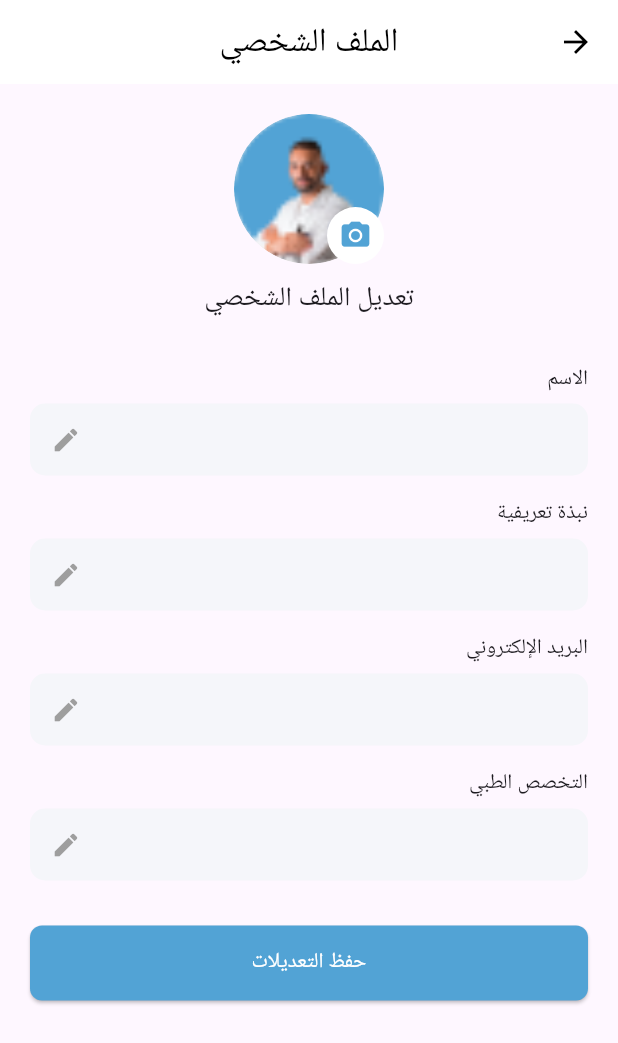
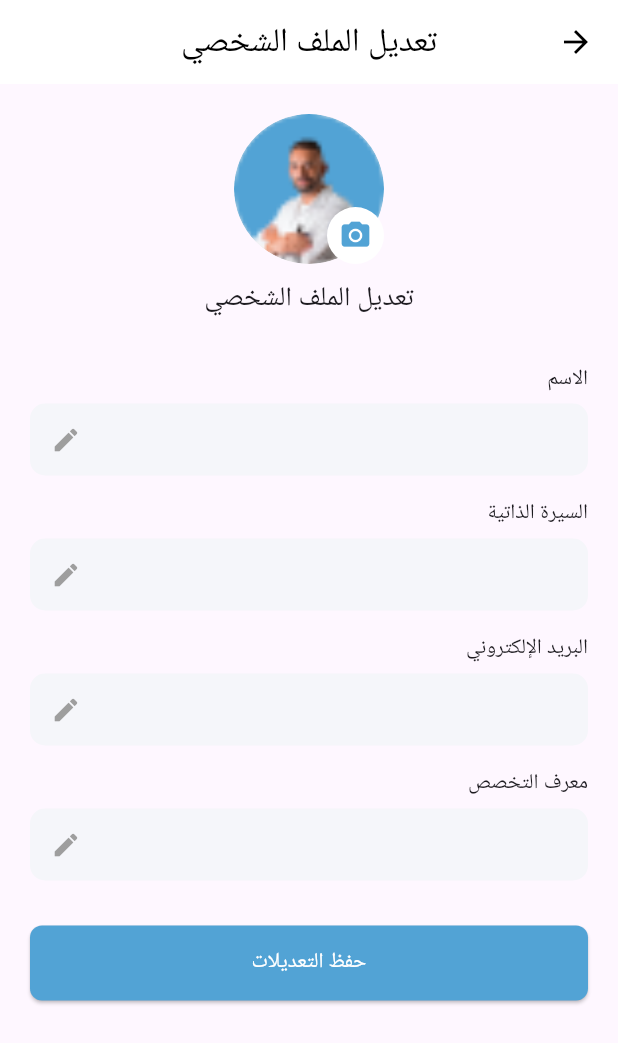
Before and after one commit to AlBaraaSobh/Shaty_AI, a Flutter app: the EditDoctorProfileScreen screen opened by its route, on a phone screen of 412 x 824 dp. Shown: the top 1043 px of the screen. Run offline on Flutter 3.47's test engine with Material 3 defaults, Android fonts, the phone set to English and light mode, and no system bars; our stand-ins replace dio, flutter_bloc, flutter_dotenv, fluttertoast, image_picker, pin_code_fields and 3 more; accounts and stored records are empty; generated files the repository leaves out were written again.

Commit message:
Enhance tips logic, update UI in profile and saved articles screens

```diff
--- a/lib/features/doctor/cubit/tips_cubit.dart
+++ b/lib/features/doctor/cubit/tips_cubit.dart
@@ -64,7 +64,7 @@ class TipsCubit extends Cubit<TipsState> {
       final tipsList = await tipsRepository.getTips();
       if (tipsList.isEmpty) {
         emit(state.copyWith(
-            isLoading: false, tips: [], successMessage: 'لا توجد نصائح اليوم'));
+            isLoading: false, tips: tipsList,));
       } else {
         emit(state.copyWith(
           isLoading: false,
--- a/lib/features/doctor/widget/posts_section.dart
+++ b/lib/features/doctor/widget/posts_section.dart
@@ -47,7 +47,7 @@ class PostsSection extends StatelessWidget {
 
               // تحميل الصفحة الأولى
               if (state.isLoading && articles.isEmpty) {
-                return const Center(child: LinearProgressIndicator());
+                return const Center(child: CircularProgressIndicator());
               }
 
               // تحميل المزيد (الصفحة التالية)
--- a/lib/features/doctor/widget/tips_section.dart
+++ b/lib/features/doctor/widget/tips_section.dart
@@ -26,6 +26,8 @@ class _TipsSectionState extends State<TipsSection> {
           context.read<TipsCubit>().clearMessages();
         } else if (state.failureMessage != null) {
           Helpers.showToast(message: state.failureMessage!);
+          context.read<TipsCubit>().clearMessages();
+
         }
       },
       builder: (context, state) {
--- a/lib/features/shared/settings/screen/edit_doctor_profile_screen.dart
+++ b/lib/features/shared/settings/screen/edit_doctor_profile_screen.dart
@@ -8,6 +8,8 @@ import 'package:shaty/features/doctor/cubit/doctor_profile_cubit.dart';
 import 'package:shaty/features/shared/settings/cubit/edit_profile_cubit.dart';
 import 'package:shaty/shared/widgets/primary_button%20.dart';
 import '../cubit/edit_profile_state.dart';
+import 'package:shaty/core/localization/localization_extension.dart';
+
 
 class EditDoctorProfileScreen extends StatefulWidget {
   const EditDoctorProfileScreen({super.key});
@@ -55,8 +57,7 @@ class _EditDoctorProfileScreenState extends State<EditDoctorProfileScreen> {
             elevation: 0,
             leading: const BackButton(color: Colors.black),
             backgroundColor: Colors.white,
-            title: const Text(
-              'الملف الشخصي',
+            title:   Text(context.loc.edit_profile,
               style: TextStyle(color: Colors.black, fontWeight: FontWeight.w500),
             ),
             centerTitle: true,
@@ -102,15 +103,15 @@ class _EditDoctorProfileScreenState extends State<EditDoctorProfileScreen> {
                   ],
                 ),
                 const SizedBox(height: 10),
-                const Text('تعديل الملف الشخصي', style: TextStyle(fontSize: 18)),
+                 Text(context.loc.edit_profile, style: TextStyle(fontSize: 18)),
                 const SizedBox(height: 30),
-                _buildEditableField(label: 'الاسم', controller: nameController),
+                _buildEditableField(label: context.loc.enter_your_name, controller: nameController),
                 const SizedBox(height: 15),
-                _buildEditableField(label: 'نبذة تعريفية', controller: bioController),
+                _buildEditableField(label: context.loc.biography, controller: bioController),
                 const SizedBox(height: 15),
-                _buildEditableField(label: 'البريد الإلكتروني', controller: emailController),
+                _buildEditableField(label: context.loc.email, controller: emailController),
                 const SizedBox(height: 15),
-                _buildEditableField(label: 'التخصص الطبي', controller: specialtyNumberController),
+                _buildEditableField(label: context.loc.specialty_id, controller: specialtyNumberController),
                 const SizedBox(height: 30),
                 PrimaryButton(
                   label: 'حفظ التعديلات',
--- a/lib/features/shared/settings/screen/saved_article.dart
+++ b/lib/features/shared/settings/screen/saved_article.dart
@@ -1,5 +1,6 @@
 import 'package:flutter/material.dart';
 import 'package:flutter_bloc/flutter_bloc.dart';
+import 'package:shaty/core/localization/localization_extension.dart';
 
 import '../../../../core/constants/app_colors.dart';
 import '../../../doctor/data/models/article_model.dart';
@@ -44,9 +45,7 @@ class _SavedArticleState extends State<SavedArticle> {
   Widget build(BuildContext context) {
     return Scaffold(
       appBar: AppBar(
-        title: const Text(
-          'قائمة المحفوظات',
-          style: TextStyle(color: AppColors.primaryColor),
+        title:  Text(context.loc.archives,style: TextStyle(color: AppColors.primaryColor),
         ),
       ),
       body: BlocBuilder<SavedCubit, SavedState>(
--- a/lib/main.dart
+++ b/lib/main.dart
@@ -50,7 +50,6 @@ void main() async {
   WidgetsFlutterBinding.ensureInitialized();
   final api = DioConsumer(Dio());
   await dotenv.load(fileName: "assets/.env");
-  print(dotenv.env['OPENROUTER_API_KEY']);
 
   final token = await StorageHelper.getToken();
   final userType = await StorageHelper.getUserType();
```
